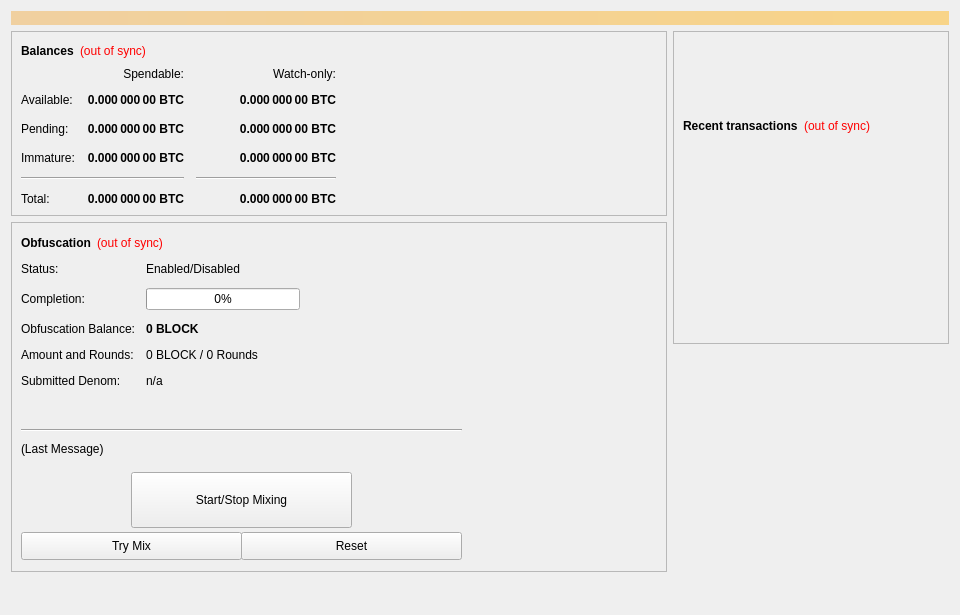
First picture: the form in src/qt/forms/overviewpage.ui, repository blocknetdx/blocknet, before the edit.
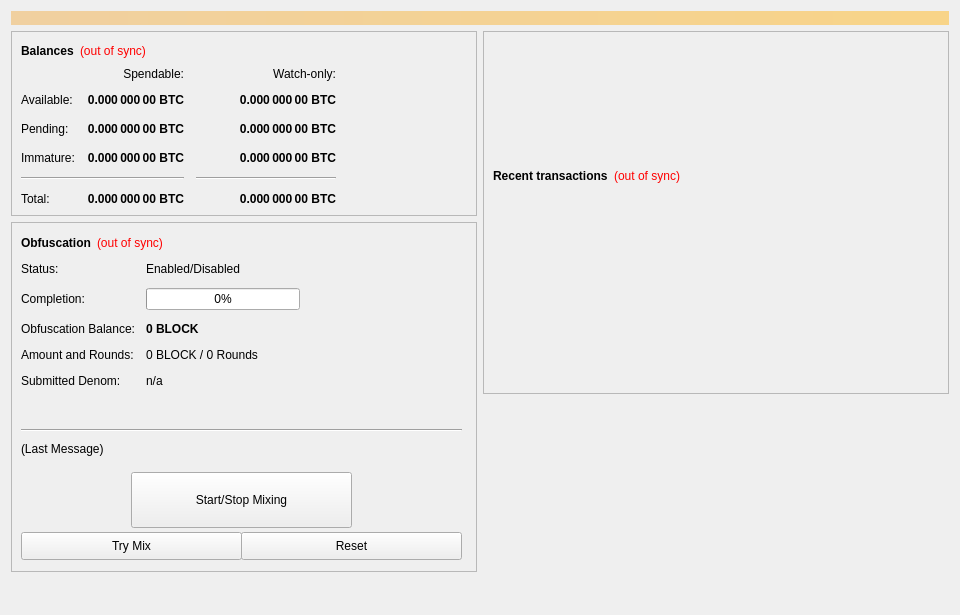
Second picture: the form after the edit. Icons and pictures are not drawn.

Commit message: Selectable Themes: QA update, working well just need to do some code cleanup. Also added the new logo with trnasparent background.

What changed in the file:
```diff
--- a/src/qt/forms/overviewpage.ui
+++ b/src/qt/forms/overviewpage.ui
@@ -1135,7 +1135,7 @@
        <item>
         <widget class="QFrame" name="frame_2">
          <property name="sizePolicy">
-          <sizepolicy hsizetype="Fixed" vsizetype="Fixed">
+          <sizepolicy hsizetype="Expanding" vsizetype="Expanding">
            <horstretch>0</horstretch>
            <verstretch>0</verstretch>
           </sizepolicy>
@@ -1148,12 +1148,12 @@
          </property>
          <layout class="QVBoxLayout" name="verticalLayout">
           <item>
-           <spacer name="verticalSpacer_3">
+           <spacer name="verticalSpacer_4">
             <property name="orientation">
              <enum>Qt::Vertical</enum>
             </property>
             <property name="sizeType">
-             <enum>QSizePolicy::Preferred</enum>
+             <enum>QSizePolicy::Minimum</enum>
             </property>
             <property name="sizeHint" stdset="0">
              <size>
@@ -1163,6 +1163,38 @@
             </property>
            </spacer>
           </item>
+          <item>
+           <widget class="QLabel" name="bannerLabel">
+            <property name="frameShape">
+             <enum>QFrame::NoFrame</enum>
+            </property>
+            <property name="text">
+             <string/>
+            </property>
+            <property name="pixmap">
+             <pixmap resource="../blocknetdx.qrc">:/images/Blocknet Alt3 Logo-Text Trans BG</pixmap>
+            </property>
+            <property name="scaledContents">
+             <bool>false</bool>
+            </property>
+           </widget>
+          </item>
+          <item>
+           <spacer name="verticalSpacer_3">
+            <property name="orientation">
+             <enum>Qt::Vertical</enum>
+            </property>
+            <property name="sizeType">
+             <enum>QSizePolicy::Maximum</enum>
+            </property>
+            <property name="sizeHint" stdset="0">
+             <size>
+              <width>20</width>
+              <height>30</height>
+             </size>
+            </property>
+           </spacer>
+          </item>
           <item>
            <layout class="QHBoxLayout" name="horizontalLayout_2">
             <item>
```
Left out of the diff: 10 changed lines with no effect on the pictures. The commit also changes 1 other file.
